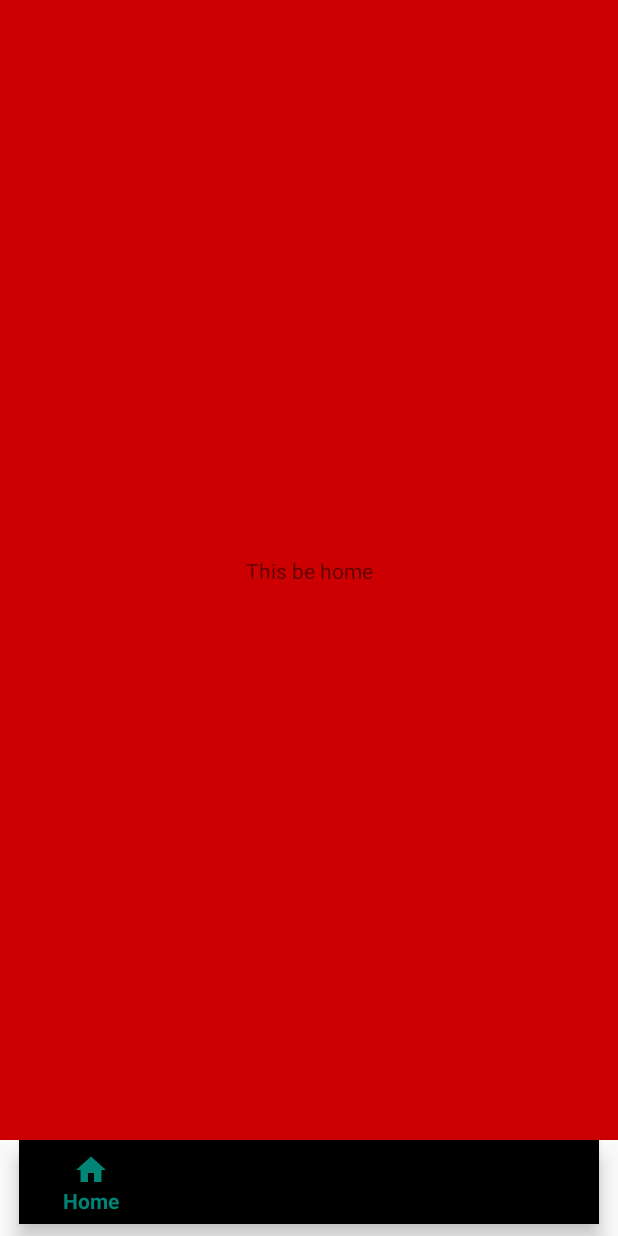
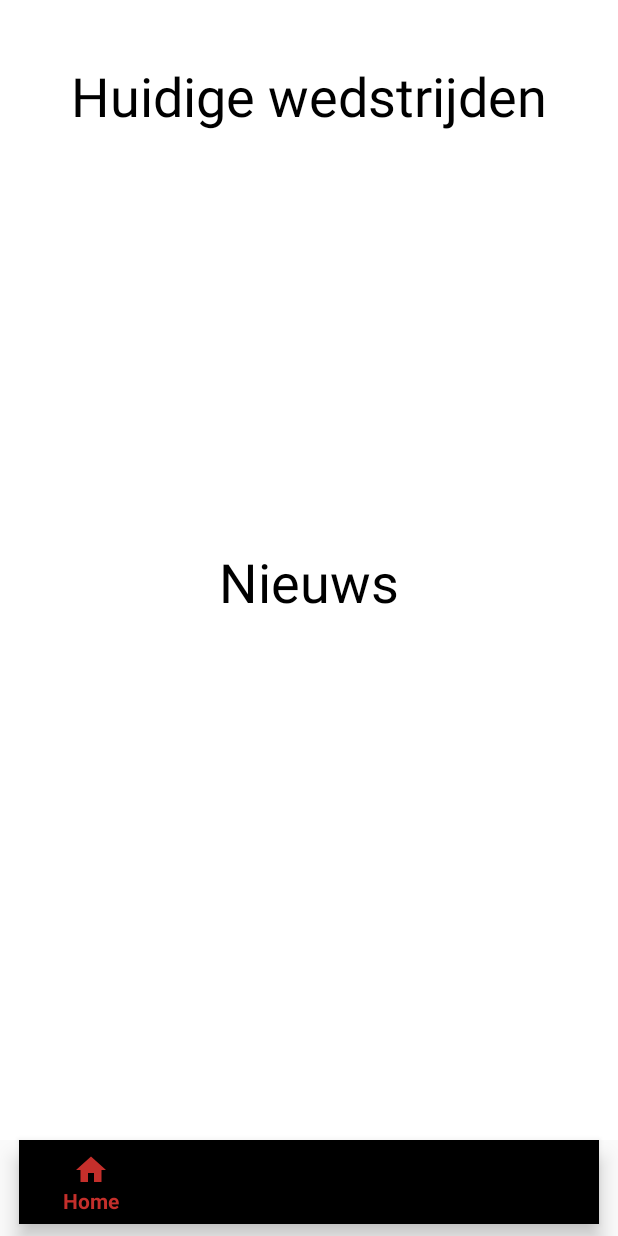
Before and after one commit to LucasDotEXE/Proftaak_1.4, an Android app: the screen it shows after launch (MainActivity), on a phone screen of 412 x 824 dp. Run offline under Robolectric (Android 15) with nearby library versions, the phone set to English and light mode, and no system bars.

Commit message:
Inzoombare map gemaakt en navigatiemenu werkt volledig

```diff
--- a/Andorid Project/EstelingLayoutTest/app/build.gradle
+++ b/Andorid Project/EstelingLayoutTest/app/build.gradle
@@ -23,6 +23,7 @@ dependencies {
     implementation 'com.android.support:appcompat-v7:28.0.0'
     implementation 'com.android.support:design:28.0.0'
     implementation 'com.android.support.constraint:constraint-layout:1.1.3'
+    implementation 'com.github.chrisbanes:PhotoView:2.1.3'
     testImplementation 'junit:junit:4.12'
     androidTestImplementation 'com.android.support.test:runner:1.0.2'
     androidTestImplementation 'com.android.support.test.espresso:espresso-core:3.0.2'
--- a/Andorid Project/EstelingLayoutTest/app/src/main/java/com/example/estelinglayouttest/MapFragment.java
+++ b/Andorid Project/EstelingLayoutTest/app/src/main/java/com/example/estelinglayouttest/MapFragment.java
@@ -8,6 +8,8 @@ import android.view.LayoutInflater;
 import android.view.View;
 import android.view.ViewGroup;
 
+import com.github.chrisbanes.photoview.PhotoView;
+
 public class MapFragment extends Fragment {
 
     @Nullable
--- a/Andorid Project/EstelingLayoutTest/app/src/main/res/layout/fragment_home.xml
+++ b/Andorid Project/EstelingLayoutTest/app/src/main/res/layout/fragment_home.xml
@@ -2,18 +2,56 @@
 <android.support.constraint.ConstraintLayout
     xmlns:android="http://schemas.android.com/apk/res/android"
     xmlns:app="http://schemas.android.com/apk/res-auto"
+    xmlns:tools="http://schemas.android.com/tools"
     android:layout_width="match_parent"
     android:layout_height="match_parent"
-    android:background="@android:color/holo_red_dark">
+    android:background="@android:color/white">
 
 
     <TextView
-        android:id="@+id/textView2"
+        android:id="@+id/textView3"
         android:layout_width="wrap_content"
         android:layout_height="wrap_content"
-        android:text="This be home"
+        android:layout_marginStart="8dp"
+        android:layout_marginTop="8dp"
+        android:layout_marginEnd="8dp"
+        android:layout_marginBottom="8dp"
+        android:text="Huidige wedstrijden"
+        android:textColor="@android:color/black"
+        android:textSize="36sp"
+        app:layout_constraintBottom_toTopOf="@+id/recyclerView"
+        app:layout_constraintEnd_toEndOf="parent"
+        app:layout_constraintStart_toStartOf="parent"
+        app:layout_constraintTop_toTopOf="parent"
+        app:layout_constraintVertical_bias="0.082" />
+
+    <TextView
+        android:id="@+id/textView4"
+        android:layout_width="wrap_content"
+        android:layout_height="wrap_content"
+        android:layout_marginStart="8dp"
+        android:layout_marginTop="144dp"
+        android:layout_marginEnd="8dp"
+        android:layout_marginBottom="8dp"
+        android:text="Nieuws"
+        android:textColor="@android:color/black"
+        android:textSize="36sp"
+        app:layout_constraintBottom_toTopOf="@+id/recyclerView"
+        app:layout_constraintEnd_toEndOf="parent"
+        app:layout_constraintStart_toStartOf="parent"
+        app:layout_constraintTop_toBottomOf="@+id/textView3"
+        app:layout_constraintVertical_bias="0.828" />
+
+    <android.support.v7.widget.RecyclerView
+        android:id="@+id/recyclerView"
+        android:layout_width="395dp"
+        android:layout_height="275dp"
+        android:layout_marginTop="8dp"
+        android:layout_marginEnd="8dp"
+        android:layout_marginBottom="8dp"
         app:layout_constraintBottom_toBottomOf="parent"
         app:layout_constraintEnd_toEndOf="parent"
-        app:layout_constraintStart_toStartOf="parent"
-        app:layout_constraintTop_toTopOf="parent" />
+        app:layout_constraintTop_toTopOf="parent"
+        app:layout_constraintVertical_bias="0.937" />
+
 </android.support.constraint.ConstraintLayout>
--- a/Andorid Project/EstelingLayoutTest/app/src/main/res/values/colors.xml
+++ b/Andorid Project/EstelingLayoutTest/app/src/main/res/values/colors.xml
@@ -3,4 +3,5 @@
     <color name="colorPrimary">#008577</color>
     <color name="colorPrimaryDark">#00574B</color>
     <color name="colorAccent">#D81B60</color>
+
 </resources>
--- a/Andorid Project/EstelingLayoutTest/app/src/main/res/values/styles.xml
+++ b/Andorid Project/EstelingLayoutTest/app/src/main/res/values/styles.xml
@@ -3,9 +3,9 @@
     <!-- Base application theme. -->
     <style name="AppTheme" parent="Theme.AppCompat.Light.NoActionBar">
         <!-- Customize your theme here. -->
-        <item name="colorPrimary">@color/colorPrimary</item>
-        <item name="colorPrimaryDark">@color/colorPrimaryDark</item>
-        <item name="colorAccent">@color/colorAccent</item>
+        <item name="colorPrimary">#c42f2b</item>
+        <item name="colorPrimaryDark">#c42f2b</item>
+        <item name="colorAccent">#c42f2b</item>
     </style>
 
 </resources>
--- a/Andorid Project/EstelingLayoutTest/build.gradle
+++ b/Andorid Project/EstelingLayoutTest/build.gradle
@@ -7,8 +7,7 @@ buildscript {
 
     }
     dependencies {
-        classpath 'com.android.tools.build:gradle:3.4.0'
-
+        classpath 'com.android.tools.build:gradle:3.4.1'
         // NOTE: Do not place your application dependencies here; they belong
         // in the individual module build.gradle files
     }
@@ -18,7 +17,7 @@ allprojects {
     repositories {
         google()
         jcenter()
-
+        maven { url "https://jitpack.io" }
     }
 }
 
```
Also changed, not shown: Andorid Project/EstelingLayoutTest/app/src/main/res/layout/fragment_map.xml (+11 -10 lines), Andorid Project/EstelingLayoutTest/app/src/main/res/drawable/efteling_plattegrond.jpg (added).
